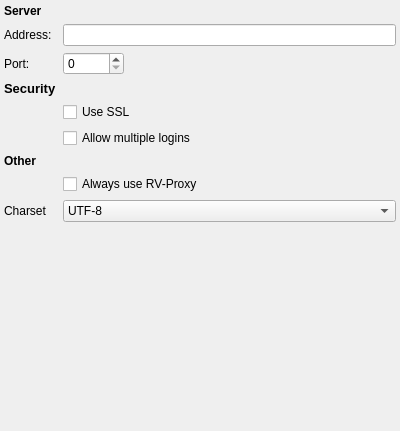
Qt form haze/icq-server-settings-widget.ui (KDE/ktp-accounts-kcm) before a commit.
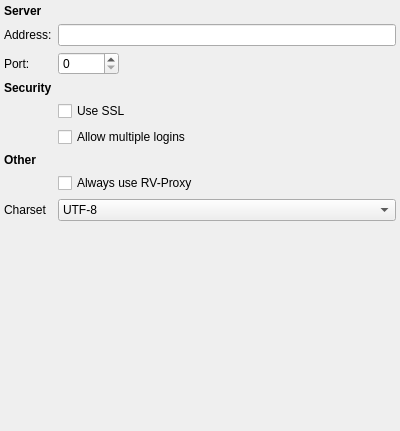
The same form after that commit. Custom widgets are drawn as their Qt base class.

Commit message: i18n: simply/fix HTML markup in strings

```diff
--- a/haze/icq-server-settings-widget.ui
+++ b/haze/icq-server-settings-widget.ui
@@ -77,11 +77,7 @@
         </sizepolicy>
        </property>
        <property name="text">
-        <string>&lt;!DOCTYPE HTML PUBLIC &quot;-//W3C//DTD HTML 4.0//EN&quot; &quot;http://www.w3.org/TR/REC-html40/strict.dtd&quot;&gt;
-&lt;html&gt;&lt;head&gt;&lt;meta name=&quot;qrichtext&quot; content=&quot;1&quot; /&gt;&lt;style type=&quot;text/css&quot;&gt;
-p, li { white-space: pre-wrap; }
-&lt;/style&gt;&lt;/head&gt;&lt;body style=&quot; font-family:'Sans Serif'; font-size:9pt; font-weight:400; font-style:normal;&quot;&gt;
-&lt;p style=&quot; margin-top:0px; margin-bottom:0px; margin-left:0px; margin-right:0px; -qt-block-indent:0; text-indent:0px;&quot;&gt;&lt;span style=&quot; font-size:10pt; font-weight:600;&quot;&gt;Security&lt;/span&gt;&lt;/p&gt;&lt;/body&gt;&lt;/html&gt;</string>
+        <string>&lt;b&gt;Security&lt;/b&gt;</string>
        </property>
       </widget>
      </item>
@@ -115,11 +111,7 @@
         </sizepolicy>
        </property>
        <property name="text">
-        <string>&lt;!DOCTYPE HTML PUBLIC &quot;-//W3C//DTD HTML 4.0//EN&quot; &quot;http://www.w3.org/TR/REC-html40/strict.dtd&quot;&gt;
-&lt;html&gt;&lt;head&gt;&lt;meta name=&quot;qrichtext&quot; content=&quot;1&quot; /&gt;&lt;style type=&quot;text/css&quot;&gt;
-p, li { white-space: pre-wrap; }
-&lt;/style&gt;&lt;/head&gt;&lt;body style=&quot; font-family:'Sans Serif'; font-size:9pt; font-weight:400; font-style:normal;&quot;&gt;
-&lt;p style=&quot; margin-top:0px; margin-bottom:0px; margin-left:0px; margin-right:0px; -qt-block-indent:0; text-indent:0px;&quot;&gt;&lt;span style=&quot; font-weight:600;&quot;&gt;Other&lt;/span&gt;&lt;/p&gt;&lt;/body&gt;&lt;/html&gt;</string>
+        <string>&lt;b&gt;Other&lt;/b&gt;</string>
        </property>
       </widget>
      </item>
```
Left out of the diff: 2 changed lines with no effect on the pictures. The commit also changes 2 other files.
